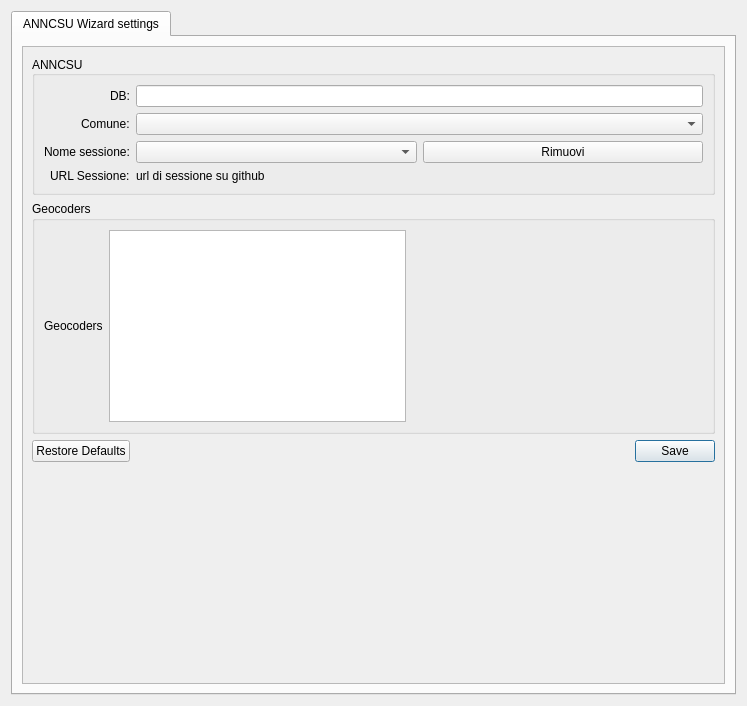
First picture: the form in qgisplugin/anncsu_manager/resources/ui/wizard_settings.ui, repository anncsu-open/anncsu-manager, before the edit.
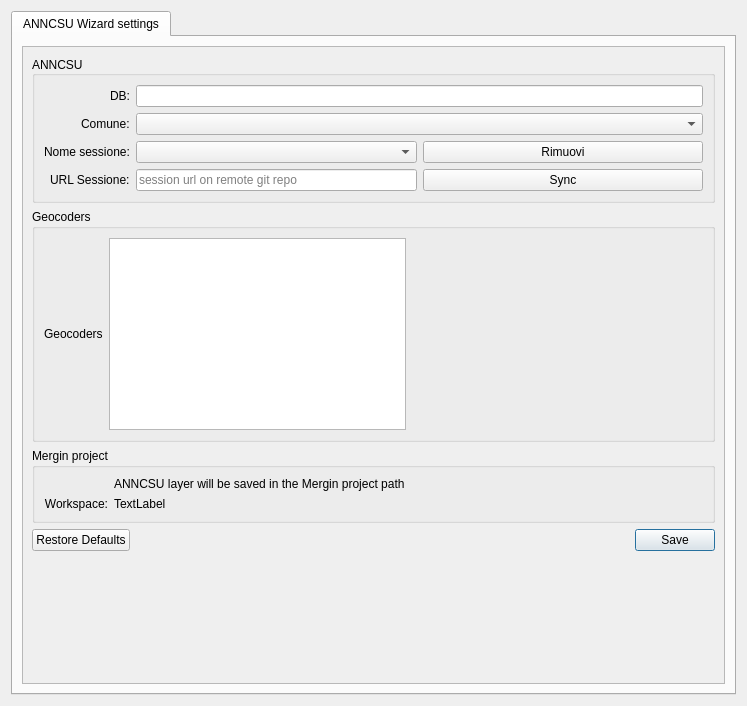
Second picture: the form after the edit.

Commit message: better use of lineedit instead of label to show remote repo

The edit to the form file:
```diff
--- a/qgisplugin/anncsu_manager/resources/ui/wizard_settings.ui
+++ b/qgisplugin/anncsu_manager/resources/ui/wizard_settings.ui
@@ -114,22 +114,45 @@
                 </item>
                </layout>
               </item>
-              <item row="4" column="0">
+              <item row="6" column="0">
                <widget class="QLabel" name="label_5">
                 <property name="text">
                  <string>URL Sessione:</string>
                 </property>
                </widget>
               </item>
-              <item row="4" column="1">
-               <widget class="QLabel" name="session_url">
-                <property name="text">
-                 <string>url di sessione su github</string>
-                </property>
-                <property name="textInteractionFlags">
-                 <set>Qt::LinksAccessibleByKeyboard|Qt::LinksAccessibleByMouse|Qt::TextBrowserInteraction|Qt::TextSelectableByKeyboard|Qt::TextSelectableByMouse</set>
-                </property>
-               </widget>
+              <item row="6" column="1">
+               <layout class="QHBoxLayout" name="horizontalLayout_2">
+                <item>
+                 <widget class="QLineEdit" name="session_url">
+                  <property name="sizePolicy">
+                   <sizepolicy hsizetype="Preferred" vsizetype="Fixed">
+                    <horstretch>0</horstretch>
+                    <verstretch>0</verstretch>
+                   </sizepolicy>
+                  </property>
+                  <property name="toolTip">
+                   <string>session url on remote git repo</string>
+                  </property>
+                  <property name="readOnly">
+                   <bool>true</bool>
+                  </property>
+                  <property name="placeholderText">
+                   <string>session url on remote git repo</string>
+                  </property>
+                 </widget>
+                </item>
+                <item>
+                 <widget class="QPushButton" name="sync_pb">
+                  <property name="text">
+                   <string>Sync</string>
+                  </property>
+                  <property name="checked">
+                   <bool>false</bool>
+                  </property>
+                 </widget>
+                </item>
+               </layout>
               </item>
              </layout>
             </widget>
@@ -165,6 +188,48 @@
                  </size>
                 </property>
                </spacer>
+              </item>
+              <item row="0" column="1">
+               <widget class="QTreeView" name="geocodersTreeView"/>
+              </item>
+             </layout>
+            </widget>
+           </item>
+           <item>
+            <widget class="QGroupBox" name="groupBox_3">
+             <property name="title">
+              <string>Mergin project</string>
+             </property>
+             <layout class="QFormLayout" name="formLayout">
+              <item row="1" column="0">
+               <widget class="QLabel" name="label_3">
+                <property name="text">
+                 <string>Workspace:</string>
+                </property>
+                <property name="alignment">
+                 <set>Qt::AlignRight|Qt::AlignTrailing|Qt::AlignVCenter</set>
+                </property>
+                <property name="textInteractionFlags">
+                 <set>Qt::LinksAccessibleByKeyboard|Qt::LinksAccessibleByMouse|Qt::TextBrowserInteraction|Qt::TextSelectableByKeyboard|Qt::TextSelectableByMouse</set>
+                </property>
+               </widget>
+              </item>
+              <item row="0" column="1">
+               <widget class="QLabel" name="label_7">
+                <property name="text">
+                 <string>ANNCSU layer will be saved in the Mergin project path</string>
+                </property>
+                <property name="textInteractionFlags">
+                 <set>Qt::LinksAccessibleByKeyboard|Qt::LinksAccessibleByMouse|Qt::TextBrowserInteraction|Qt::TextSelectableByKeyboard|Qt::TextSelectableByMouse</set>
+                </property>
+               </widget>
+              </item>
+              <item row="1" column="1">
+               <widget class="QLabel" name="mergin_project_l">
+                <property name="text">
+                 <string>TextLabel</string>
+                </property>
+               </widget>
               </item>
              </layout>
             </widget>
```
Left out of the diff: 3 changed lines with no effect on the pictures.
